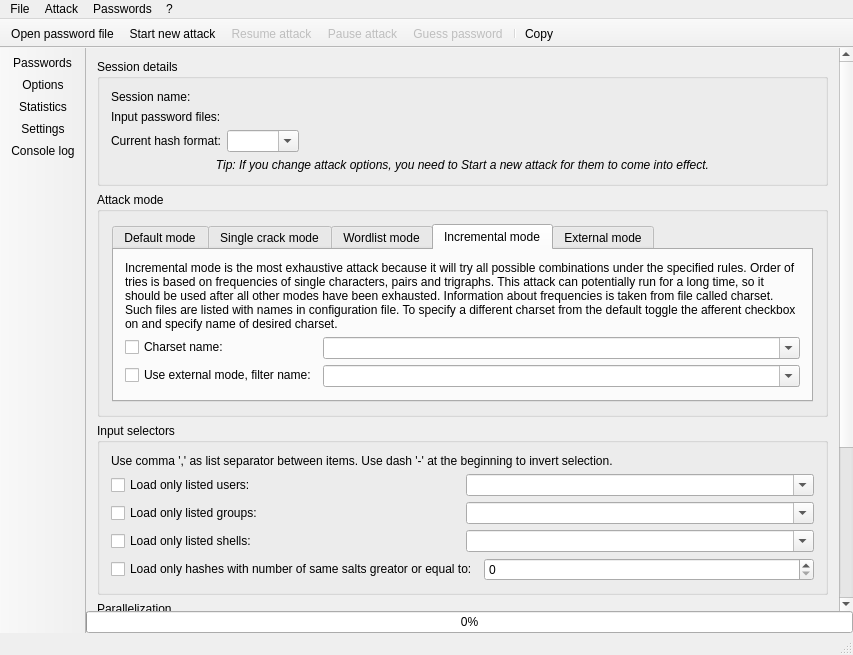
Old version of the form forms/mainwindow.ui in the repository openwall/johnny.
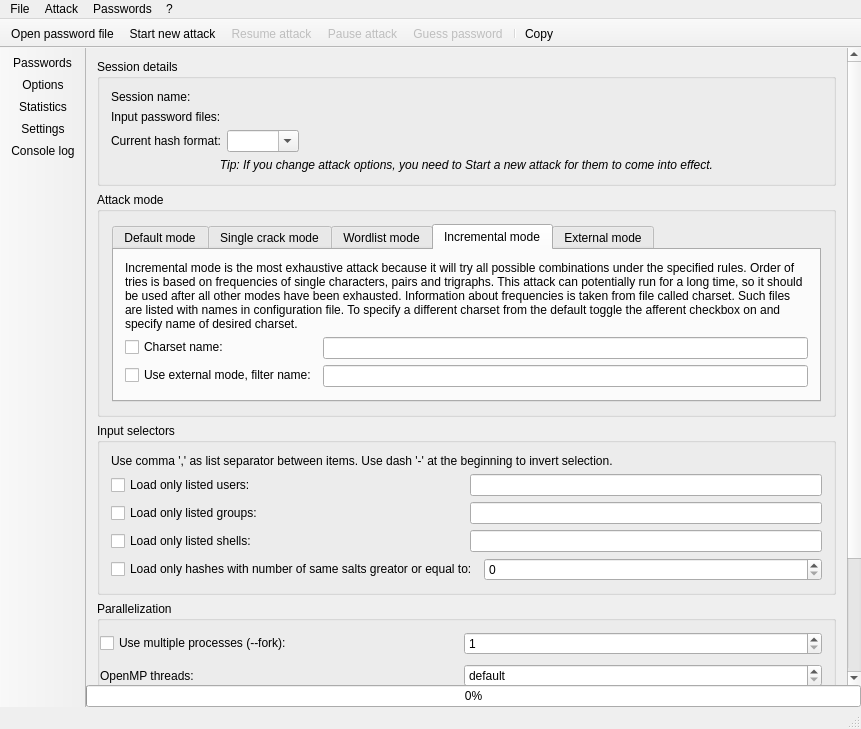
New version of the form. The open tabs and pages were chosen to show the change. Icons and pictures are not drawn. Custom widgets are drawn as their Qt base class.

Commit message: Replace comboBoxes by lineEdits #63 when there is no predefined values.

Diff of the .ui file:
```diff
--- a/forms/mainwindow.ui
+++ b/forms/mainwindow.ui
@@ -6,8 +6,8 @@
    <rect>
     <x>0</x>
     <y>0</y>
-    <width>853</width>
-    <height>655</height>
+    <width>861</width>
+    <height>729</height>
    </rect>
   </property>
   <property name="sizePolicy">
@@ -214,9 +214,9 @@
            <property name="geometry">
             <rect>
              <x>0</x>
-             <y>0</y>
-             <width>743</width>
-             <height>908</height>
+             <y>-48</y>
+             <width>751</width>
+             <height>928</height>
             </rect>
            </property>
            <layout class="QVBoxLayout" name="verticalLayout_5">
@@ -575,19 +575,6 @@
                        </property>
                       </widget>
                      </item>
-                     <item row="0" column="1">
-                      <widget class="QComboBox" name="comboBox_IncrementalModeName">
-                       <property name="sizePolicy">
-                        <sizepolicy hsizetype="Preferred" vsizetype="Fixed">
-                         <horstretch>0</horstretch>
-                         <verstretch>0</verstretch>
-                        </sizepolicy>
-                       </property>
-                       <property name="editable">
-                        <bool>true</bool>
-                       </property>
-                      </widget>
-                     </item>
                      <item row="1" column="0">
                       <widget class="QCheckBox" name="checkBox_IncrementalModeExternalName">
                        <property name="sizePolicy">
@@ -601,18 +588,11 @@
                        </property>
                       </widget>
                      </item>
+                     <item row="0" column="1">
+                      <widget class="QLineEdit" name="lineEditIncrementalModeName"/>
+                     </item>
                      <item row="1" column="1">
-                      <widget class="QComboBox" name="comboBox_IncrementalModeExternalName">
-                       <property name="sizePolicy">
-                        <sizepolicy hsizetype="Preferred" vsizetype="Fixed">
-                         <horstretch>0</horstretch>
-                         <verstretch>0</verstretch>
-                        </sizepolicy>
-                       </property>
-                       <property name="editable">
-                        <bool>true</bool>
-                       </property>
-                      </widget>
+                      <widget class="QLineEdit" name="lineEditIncrementalModeExternalName"/>
                      </item>
                     </layout>
                    </item>
@@ -708,9 +688,12 @@
                     </widget>
                    </item>
                    <item>
-                    <widget class="QComboBox" name="comboBox_LimitUsers">
-                     <property name="editable">
-                      <bool>true</bool>
+                    <widget class="QLineEdit" name="lineEditLimitUsers">
+                     <property name="sizePolicy">
+                      <sizepolicy hsizetype="Preferred" vsizetype="Fixed">
+                       <horstretch>0</horstretch>
+                       <verstretch>0</verstretch>
+                      </sizepolicy>
                      </property>
                     </widget>
                    </item>
@@ -732,9 +715,12 @@
                     </widget>
                    </item>
                    <item>
-                    <widget class="QComboBox" name="comboBox_LimitGroups">
-                     <property name="editable">
-                      <bool>true</bool>
+                    <widget class="QLineEdit" name="lineEditLimitGroups">
+                     <property name="sizePolicy">
+                      <sizepolicy hsizetype="Preferred" vsizetype="Fixed">
+                       <horstretch>0</horstretch>
+                       <verstretch>0</verstretch>
+                      </sizepolicy>
                      </property>
                     </widget>
                    </item>
@@ -756,9 +742,12 @@
                     </widget>
                    </item>
                    <item>
-                    <widget class="QComboBox" name="comboBox_LimitShells">
-                     <property name="editable">
-                      <bool>true</bool>
+                    <widget class="QLineEdit" name="lineEditLimitShells">
+                     <property name="sizePolicy">
+                      <sizepolicy hsizetype="Preferred" vsizetype="Fixed">
+                       <horstretch>0</horstretch>
+                       <verstretch>0</verstretch>
+                      </sizepolicy>
                      </property>
                     </widget>
                    </item>
@@ -1222,7 +1211,7 @@
     <rect>
      <x>0</x>
      <y>0</y>
-     <width>853</width>
+     <width>861</width>
      <height>27</height>
     </rect>
    </property>
```
Left out of the diff: 61 changed lines with no effect on the pictures. The commit also changes 1 other file.
